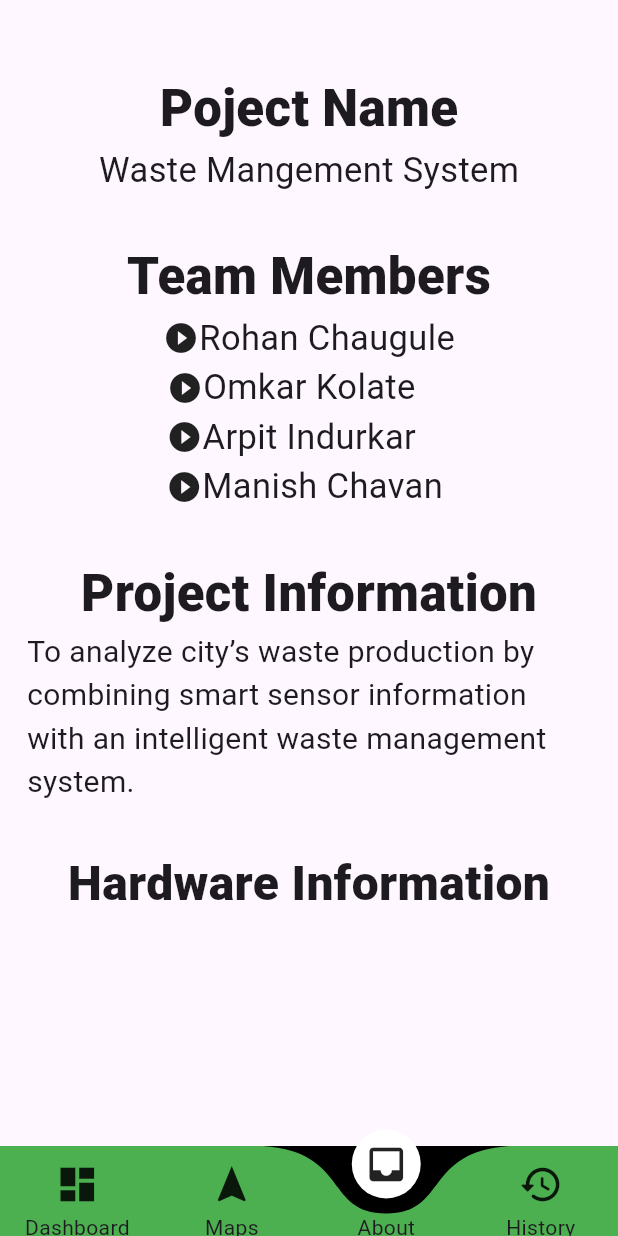
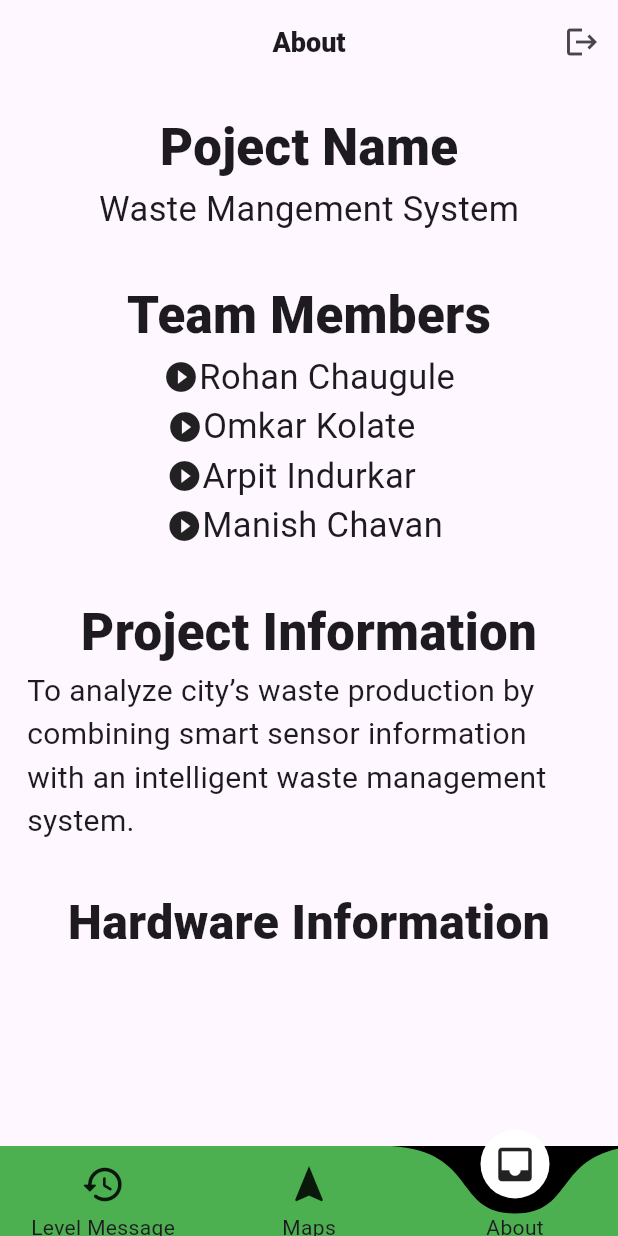
Before and after one commit to manish3203/Waste-Management-Project-College, a Flutter app: the HomePage screen opened directly, item 3 of the bottom bar chosen, on a phone screen of 412 x 824 dp. Run offline on Flutter 3.47's test engine with Material 3 defaults, Android fonts, the phone set to English and light mode, and no system bars; drawn by our look-alikes of curved_labeled_navigation_bar; our stand-ins replace cloud_firestore, firebase_auth, firebase_core, firebase_database, geolocator, get and 5 more; missing offline and left inert: flutter_polyline_points, readsms; accounts and stored records are empty.

Commit message:
remove dashboard page and update signout function

```diff
--- a/waste_management_app/lib/Screens/auth/login.dart
+++ b/waste_management_app/lib/Screens/auth/login.dart
@@ -37,7 +37,7 @@ class _LoginState extends State<Login> {
           backgroundColor: Color.fromRGBO(31, 185, 4, 1)
         ),
       );
-      Navigator.push(
+      Navigator.pushReplacement(
         context,
         MaterialPageRoute(
             builder: (context) =>
@@ -125,7 +125,7 @@ class _LoginState extends State<Login> {
                 children: [
                   TextButton(
                     onPressed: () {
-                      Navigator.push(
+                      Navigator.pushReplacement(
                         context,
                         MaterialPageRoute(
                             builder: (context) => const ForgotPassword()),
--- a/waste_management_app/lib/Screens/dashboard_home_about page/dashboard.dart
+++ b/waste_management_app/lib/Screens/dashboard_home_about page/dashboard.dart
@@ -12,7 +12,6 @@ class _DashBoardState extends State {
   @override
   Widget build(BuildContext context) {
     return Scaffold(
-      drawer: Drawer(),
       body: SingleChildScrollView(
         child: Padding(
           padding: const EdgeInsets.all(18.0),
--- a/waste_management_app/lib/Screens/dashboard_home_about page/home_page.dart
+++ b/waste_management_app/lib/Screens/dashboard_home_about page/home_page.dart
@@ -27,10 +27,10 @@ class _HomePageState extends State<HomePage> {
 
   // List of widgets for different screens
   List<Widget> widgetList = [
-    const DashBoard(),
+    //const DashBoard(),
+    const ShowData(),
     const MapWithMarkers(),
     const AboutScreen(),
-    const ShowData()
   ];
 
   @override
@@ -44,9 +44,13 @@ class _HomePageState extends State<HomePage> {
         buttonBackgroundColor: Colors.white, // Customize button background color
         height: 60, // Customize the height of the navigation bar
         items:const [
+          // CurvedNavigationBarItem(
+          //   child: Icon(Icons.dashboard, size: 30),
+          //   label: 'Dashboard',
+          // ),
           CurvedNavigationBarItem(
-            child: Icon(Icons.dashboard, size: 30),
-            label: 'Dashboard',
+            child: Icon(Icons.history_rounded, size: 30),
+            label: 'Level Message',
           ),
           CurvedNavigationBarItem(
             child: Icon(Icons.navigation, size: 30),
@@ -55,10 +59,6 @@ class _HomePageState extends State<HomePage> {
           CurvedNavigationBarItem(
             child: Icon(Icons.inbox, size: 30),
             label: 'About',
-          ),
-          CurvedNavigationBarItem(
-            child: Icon(Icons.history_rounded, size: 30),
-            label: 'History',
           ),
         ],
         onTap: (index) {
--- a/waste_management_app/lib/Screens/realtime data/show_data.dart
+++ b/waste_management_app/lib/Screens/realtime data/show_data.dart
@@ -1,7 +1,6 @@
 
 import 'package:firebase_database/firebase_database.dart';
 import 'package:flutter/material.dart';
-import 'package:flutter/widgets.dart';
 import 'package:waste_managemet_app/Services/db_service.dart';
 import 'package:waste_managemet_app/models/real_time_model.dart';
 
```
Also changed, not shown: waste_management_app/lib/Screens/dashboard_home_about page/about_screen.dart (+36 -7 lines).
